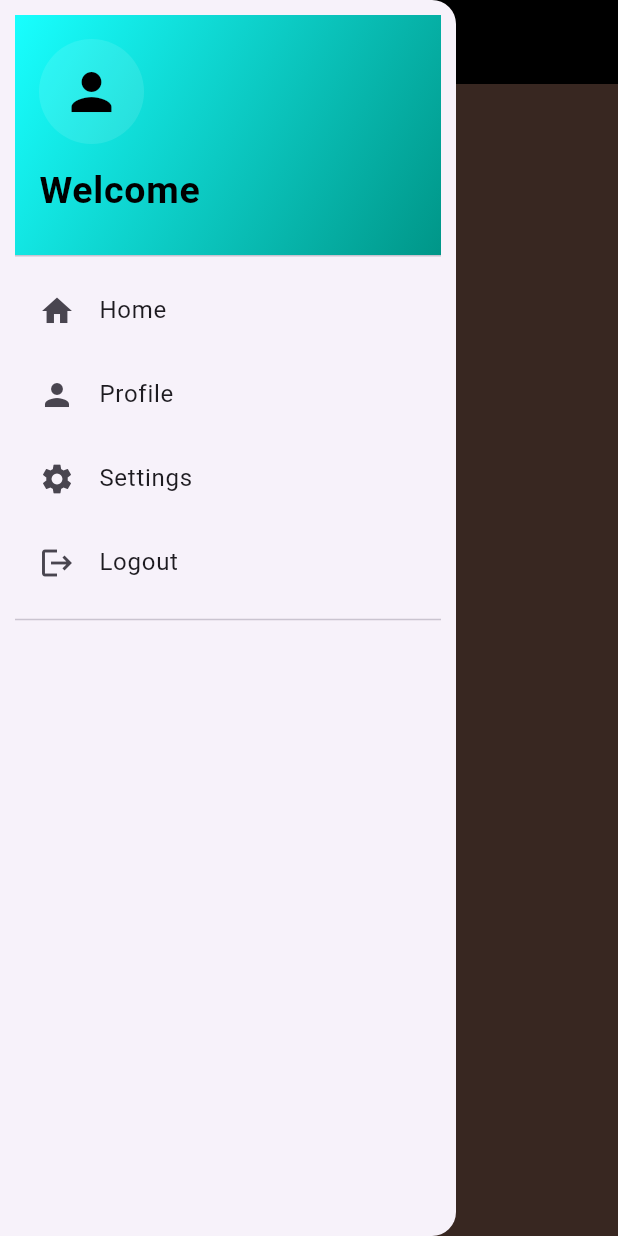
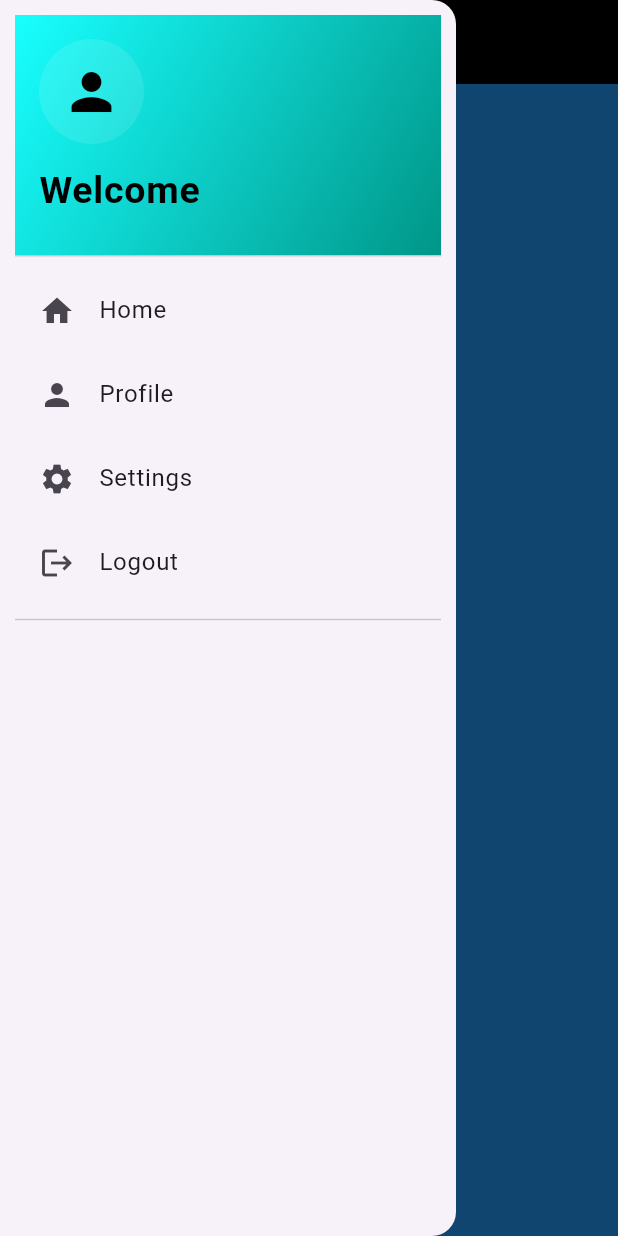
Before and after one commit to shivamkathait19/scan, a Flutter app: the Mainscreen screen opened directly, with the side drawer open, on a phone screen of 412 x 824 dp. Run offline on Flutter 3.47's test engine with Material 3 defaults, Android fonts, the phone set to English and light mode, and no system bars; network calls fail.

Commit message:
Update MainScreen.dart

```diff
--- a/lib/MainScreen.dart
+++ b/lib/MainScreen.dart
@@ -87,7 +87,7 @@ class _MainscreenState extends State<Mainscreen> {
         ),
       ),
 
-backgroundColor: Colors.brown,
+backgroundColor: Colors.blue,
       body: Column(
         children: [
 
```
